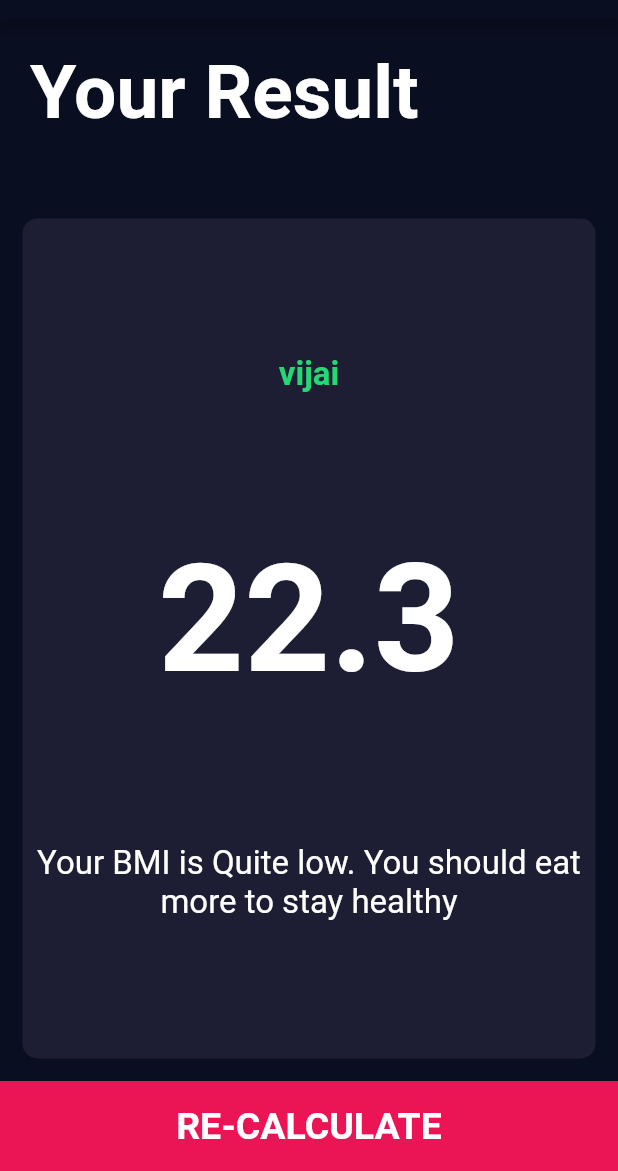
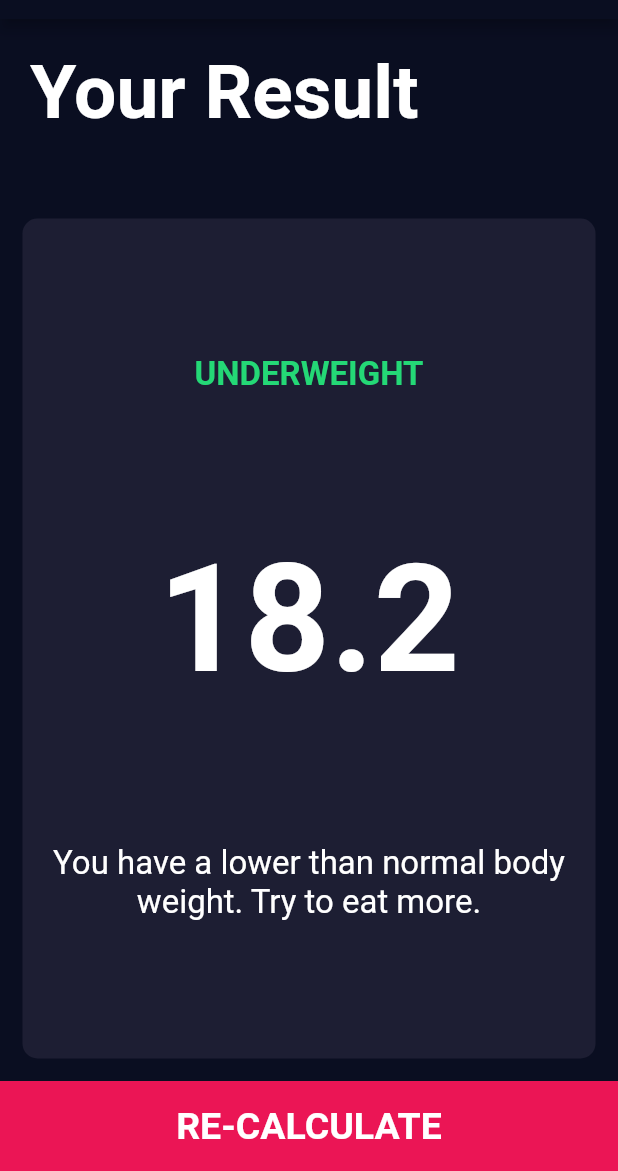
Before and after one commit to vijai-ks/BMI-Calculator, a Flutter app: the screen it shows after launch, after a tap on "CALCULATE", on a phone screen of 412 x 824 dp, the part 65-1236 px from its top. Run offline on Flutter 3.47's test engine with Material 2 defaults, Android fonts, the phone set to English and light mode, and no system bars; our stand-ins replace font_awesome_flutter.

Commit message:
feat: bmi_calculator: Add BMI Calculating logic
Signed-off-by: vijai-ks <vijai.ksv@gmail.com>

```diff
--- a/lib/screens/input_page.dart
+++ b/lib/screens/input_page.dart
@@ -5,6 +5,7 @@ import '../components/customized_cards.dart';
 import '../constants.dart';
 import '../components/customized_roundbuttons.dart';
 import '../components/bottom_buton.dart';
+import 'package:bmi_calculator/calculator_brain.dart';
 
 enum GenderType { male, female, initial }
 
@@ -250,11 +251,16 @@ class _InputPageState extends State<InputPage> {
             ),
             BottomButton(
               onTap: () {
+                CalculatorBrain calc =
+                    CalculatorBrain(height: height, weight: weight);
+
                 Navigator.pushNamed(
                   context,
                   '/result',
                   arguments: {
-                    'name': 'vijai',
+                    'BMI': calc.calculateBMI(),
+                    'result': calc.getResult(),
+                    'interpretaion': calc.getInterpretation(),
                   },
                 );
               },
--- a/lib/screens/result_page.dart
+++ b/lib/screens/result_page.dart
@@ -8,7 +8,10 @@ class ResultPage extends StatelessWidget {
   Widget build(BuildContext context) {
     final routeArgs =
         ModalRoute.of(context)?.settings?.arguments as Map<String, String>;
-    final name = routeArgs['name'].toString();
+    final BMI = routeArgs['BMI'].toString();
+    final result = routeArgs['result'].toString();
+    final interpretaion = routeArgs['interpretaion'].toString();
+
     return Scaffold(
         appBar: AppBar(
           title: const Center(
@@ -38,15 +41,15 @@ class ResultPage extends StatelessWidget {
                     crossAxisAlignment: CrossAxisAlignment.center,
                     children: [
                       Text(
-                        name,
+                        result.toUpperCase(),
                         style: kBMIResultTextStyle,
                       ),
                       Text(
-                        '22.3',
+                        BMI,
                         style: kBMITextStyle,
                       ),
                       Text(
-                        'Your BMI is Quite low. You should eat more to stay healthy',
+                        interpretaion,
                         textAlign: TextAlign.center,
                         style: kBMITextResultStyle,
                       ),
```
